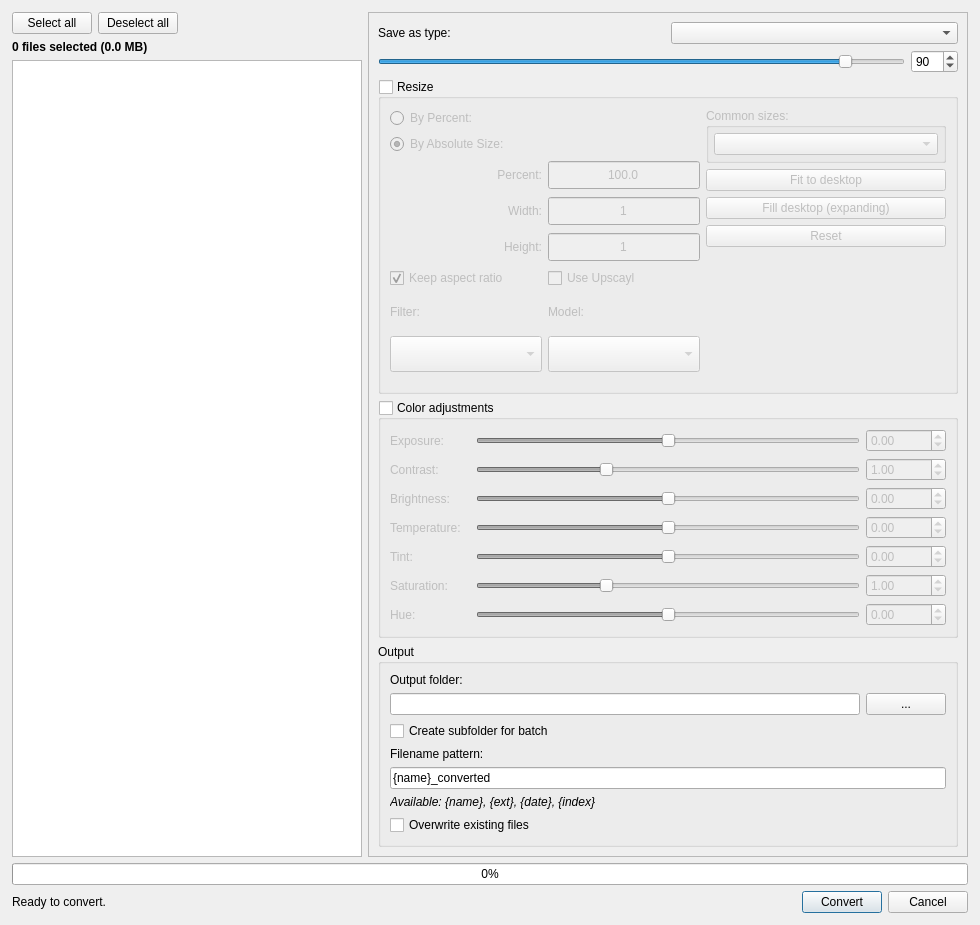
The window that qimgv/gui/dialogs/batchconverterdialog.ui (hadoooooouken/qimgv-plus) describes before a commit, drawn with Qt 5.
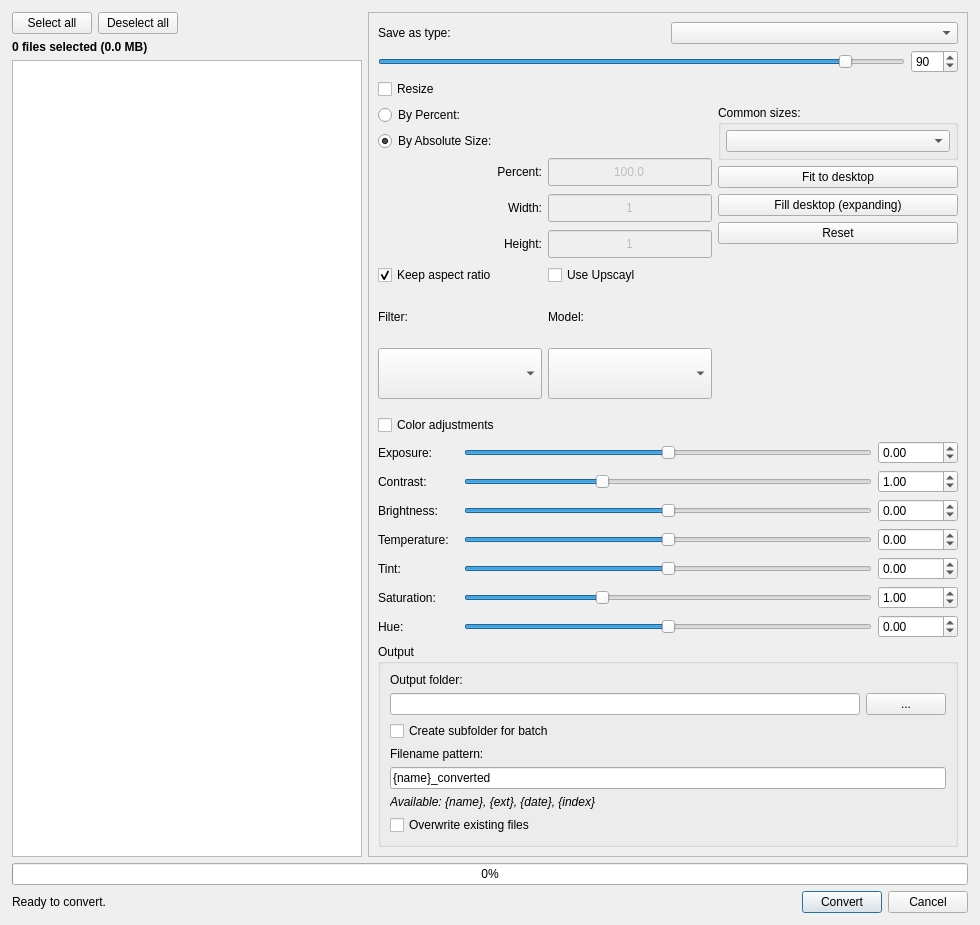
The same window after the commit.

Commit message: bc ui upd

What changed in the file:
```diff
--- a/qimgv/gui/dialogs/batchconverterdialog.ui
+++ b/qimgv/gui/dialogs/batchconverterdialog.ui
@@ -157,17 +157,30 @@
           </layout>
          </item>
          <item>
-          <widget class="QGroupBox" name="groupBoxResize">
-           <property name="title">
+          <widget class="QWidget" name="resizeContainer" native="true">
+           <layout class="QVBoxLayout" name="verticalLayoutResizeContainer">
+            <property name="leftMargin">
+             <number>0</number>
+            </property>
+            <property name="topMargin">
+             <number>0</number>
+            </property>
+            <property name="rightMargin">
+             <number>0</number>
+            </property>
+            <property name="bottomMargin">
+             <number>0</number>
+            </property>
+            <item>
+             <widget class="QCheckBox" name="resizeEnableCheckBox">
+              <property name="text">
             <string>Resize</string>
            </property>
-           <property name="checkable">
-            <bool>true</bool>
-           </property>
            <property name="checked">
             <bool>false</bool>
            </property>
-           <layout class="QVBoxLayout" name="verticalLayoutResizeSimplified">
+             </widget>
+            </item>
             <item>
              <layout class="QHBoxLayout" name="horizontalLayoutResizeColumns">
               <item>
@@ -514,17 +527,34 @@
            </layout>
           </widget>
          </item>
+
+         <!-- Color adjustments section – replaced QGroupBox with a QCheckBox -->
          <item>
-          <widget class="QGroupBox" name="groupBoxColor">
-           <property name="title">
+          <widget class="QWidget" name="colorContainer" native="true">
+           <layout class="QVBoxLayout" name="verticalLayoutColorContainer">
+            <property name="leftMargin">
+             <number>0</number>
+            </property>
+            <property name="topMargin">
+             <number>0</number>
+            </property>
+            <property name="rightMargin">
+             <number>0</number>
+            </property>
+            <property name="bottomMargin">
+             <number>0</number>
+            </property>
+            <item>
+             <widget class="QCheckBox" name="colorEnableCheckBox">
+              <property name="text">
             <string>Color adjustments</string>
            </property>
-           <property name="checkable">
-            <bool>true</bool>
-           </property>
            <property name="checked">
             <bool>false</bool>
            </property>
+             </widget>
+            </item>
+            <item>
            <layout class="QVBoxLayout" name="verticalLayoutColor">
             <item>
              <layout class="QHBoxLayout" name="horizontalLayoutExposure">
@@ -933,8 +963,12 @@
              </layout>
             </item>
            </layout>
+            </item>
+           </layout>
           </widget>
          </item>
+
+         <!-- Output group (unchanged) -->
          <item>
           <widget class="QGroupBox" name="groupBoxOutput">
            <property name="title">
```
Left out of the diff: 3 changed lines with no effect on the pictures. Lines whose indentation alone changed are shown as unchanged.
